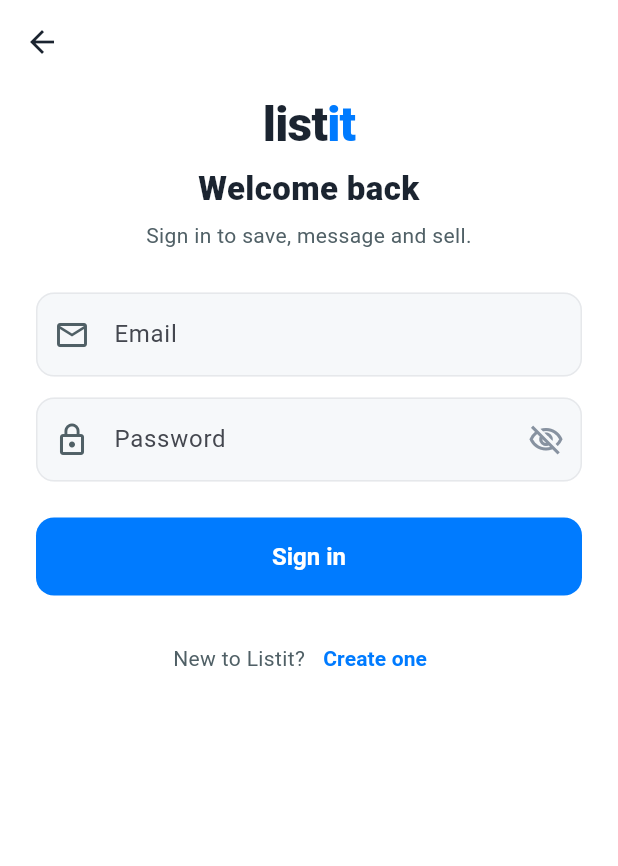
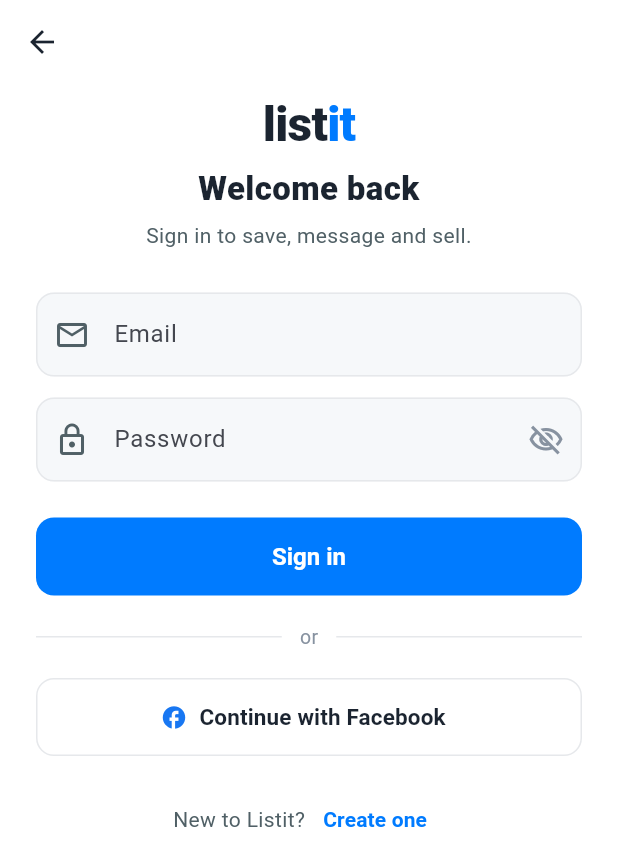
Before and after one commit to anirudhatalmale6-alt/listit-app, a Flutter app: the screen it shows after launch, after a tap on "Log In", on a phone screen of 412 x 824 dp. Shown: the top 866 px of the screen. Run offline on Flutter 3.47's test engine with Material 3 defaults, Android fonts, the phone set to English and light mode, and no system bars; our stand-ins replace cached_network_image, flutter_card_swiper, shared_preferences; missing offline and left inert: flutter_facebook_auth; accounts and stored records are empty; network calls fail.

Commit message:
Add Facebook login (Continue with Facebook)
- Server-verified endpoint POST /api/auth/facebook (verifies the FB token
  against the Graph API, never trusts the client)
- Auth screen button, api/auth service methods
- Android/iOS native config with placeholders (see FACEBOOK_LOGIN_SETUP.md)

```diff
--- a/lib/config/api_config.dart
+++ b/lib/config/api_config.dart
@@ -34,6 +34,7 @@
   static const String login = '$authBase/login';
   static const String register = '$authBase/register';
   static const String socialLogin = '$authBase/social-login';
+  static const String facebookLogin = '$authBase/facebook';
 
   /// Resolve a stored image path to a fully-qualified URL. Absolute URLs
   /// (Cloudinary, https://...) are returned untouched.
--- a/lib/screens/auth/auth_screen.dart
+++ b/lib/screens/auth/auth_screen.dart
@@ -1,4 +1,5 @@
 import 'package:flutter/material.dart';
+import 'package:flutter_facebook_auth/flutter_facebook_auth.dart';
 
 import '../../services/api_service.dart';
 import '../../services/auth_service.dart';
@@ -59,6 +60,31 @@
       _snack(e.message);
     } catch (_) {
       _snack('Something went wrong. Please try again.');
+    } finally {
+      if (mounted) setState(() => _busy = false);
+    }
+  }
+
+  Future<void> _facebook() async {
+    setState(() => _busy = true);
+    try {
+      final result = await FacebookAuth.instance
+          .login(permissions: const ['public_profile', 'email']);
+      if (result.status == LoginStatus.success && result.accessToken != null) {
+        await widget.auth.loginWithFacebook(result.accessToken!.tokenString);
+        if (!mounted) return;
+        Navigator.of(context).pop(true);
+      } else if (result.status == LoginStatus.cancelled) {
+        // User backed out - not an error, just do nothing.
+      } else {
+        _snack((result.message ?? '').isNotEmpty
+            ? result.message!
+            : 'Facebook sign-in failed. Please try again.');
+      }
+    } on ApiException catch (e) {
+      _snack(e.message);
+    } catch (_) {
+      _snack("Facebook sign-in isn't available right now.");
     } finally {
       if (mounted) setState(() => _busy = false);
     }
@@ -186,6 +212,40 @@
                 ),
                 const SizedBox(height: 18),
                 Row(
+                  children: const [
+                    Expanded(child: Divider(color: AppColors.line)),
+                    Padding(
+                      padding: EdgeInsets.symmetric(horizontal: 12),
+                      child: Text('or',
+                          style: TextStyle(color: AppColors.muted, fontSize: 13)),
+                    ),
+                    Expanded(child: Divider(color: AppColors.line)),
+                  ],
+                ),
+                const SizedBox(height: 18),
+                SizedBox(
+                  height: 52,
+                  child: OutlinedButton.icon(
+                    onPressed: _busy ? null : _facebook,
+                    icon: const Icon(Icons.facebook, color: Color(0xFF1877F2)),
+                    label: const Text(
+                      'Continue with Facebook',
+                      style: TextStyle(
+                        fontSize: 15,
+                        fontWeight: FontWeight.w700,
+                        color: AppColors.ink,
+                      ),
+                    ),
+                    style: OutlinedButton.styleFrom(
+                      side: const BorderSide(color: AppColors.line),
+                      shape: RoundedRectangleBorder(
+                        borderRadius: BorderRadius.circular(12),
+                      ),
+                    ),
+                  ),
+                ),
+                const SizedBox(height: 18),
+                Row(
                   mainAxisAlignment: MainAxisAlignment.center,
                   children: [
                     Text(
--- a/pubspec.yaml
+++ b/pubspec.yaml
@@ -40,6 +40,7 @@
   shared_preferences: ^2.3.2
   intl: ^0.20.2
   url_launcher: ^6.3.1
+  flutter_facebook_auth: ^7.1.1
 
 dev_dependencies:
   flutter_test:
```
Also changed, not shown: lib/services/api_service.dart (+14 -0 lines), lib/services/auth_service.dart (+8 -0 lines), pubspec.lock, 4 other files.
